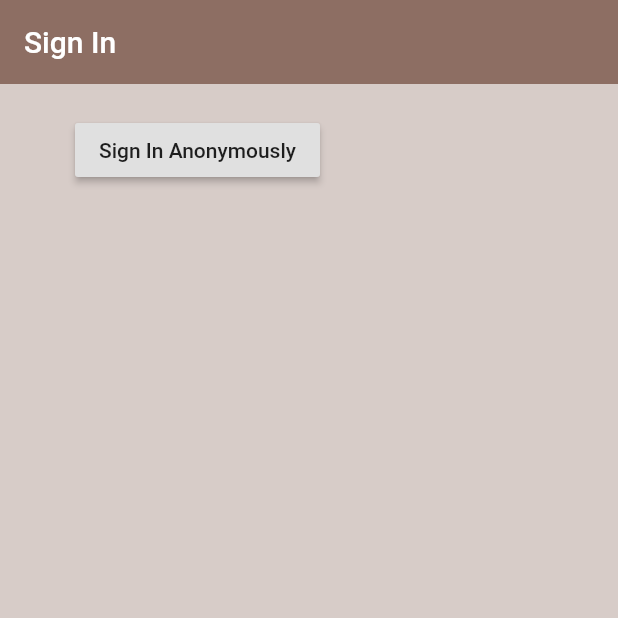
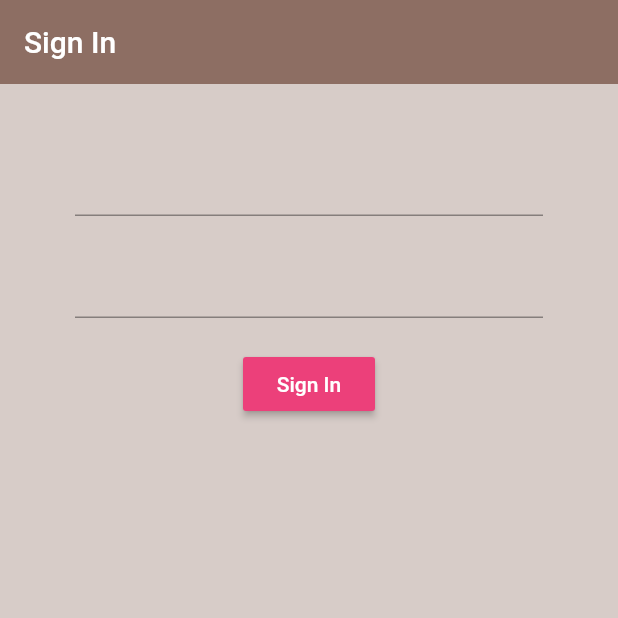
Before and after one commit to yasithWimukthi/brew_crew, a Flutter app: the screen it shows after launch, on a phone screen of 412 x 824 dp, the top half of it. Run offline on Flutter 3.47's test engine with Material 2 defaults, Android fonts, the phone set to English and light mode, and no system bars; our stand-ins replace firebase_auth; accounts and stored records are empty; statements that could not run were skipped.

Commit message:
Implement sign in form

```diff
--- a/lib/screens/authenticate/sign_in.dart
+++ b/lib/screens/authenticate/sign_in.dart
@@ -21,18 +21,38 @@ class _SignInState extends State<SignIn> {
       ),
       body: Container(
         padding: EdgeInsets.symmetric(vertical:20.0,horizontal:50.0),
-        child: RaisedButton(
-          child: Text("Sign In Anonymously"),
-          onPressed: () async {
-            dynamic result = await _auth.signInAnon();
-            if(result==null){
-              print("Error signing in");
-            }else{
-              print("sign in");
-              print(result.uid);
-            }
-          }
-        )
+        child: Form(
+          child: Column(
+            children: <Widget>[
+              SizedBox(height: 20.0),
+              TextFormField(
+                onChanged: (val){
+
+                },
+              ),
+              SizedBox(height: 20.0),
+              TextFormField(
+                obscureText: true,
+                onChanged: (val){
+
+                },
+              ),
+              SizedBox(height: 20.0),
+              RaisedButton(
+                color: Colors.pink[400],
+                child: Text(
+                  'Sign In',
+                  style: TextStyle(
+                    color: Colors.white
+                  ),
+                ),
+                onPressed: () async{
+
+                },
+              ),
+            ],
+          ),
+        ),
       ),
     );
   }
```
